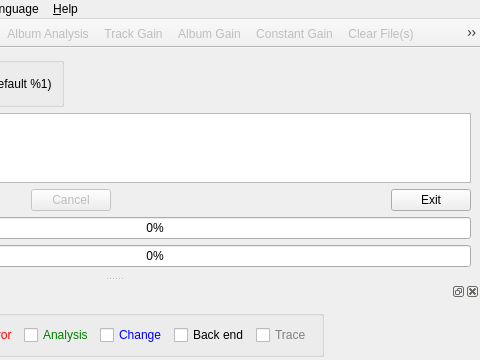
Old version of the form src/mainwindow.ui in the repository lgbaldoni/qmp3gain-qt5; both pictures show x 252 to 732 and y 0 to 360 of the 732 by 477 pixel window.
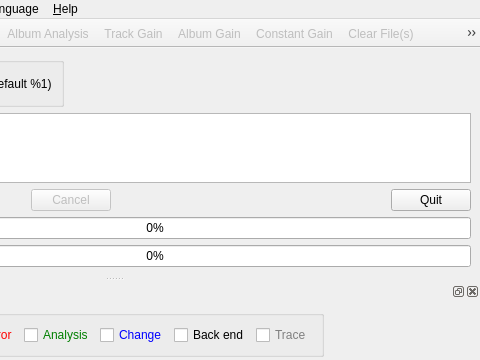
New version of the form. Icons and pictures are not drawn. Custom widgets are drawn as their Qt base class.

What changed in the file:
```diff
--- a/src/mainwindow.ui
+++ b/src/mainwindow.ui
@@ -149,7 +149,7 @@
         <item>
          <widget class="QPushButton" name="exitButton">
           <property name="text">
-           <string>Exit</string>
+           <string>Quit</string>
           </property>
          </widget>
         </item>
```
Left out of the diff: 89 changed lines with no effect on the pictures.
